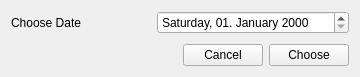
First picture: the form in forms/dateform.ui, repository LukyLuke/PiTres, before the edit.
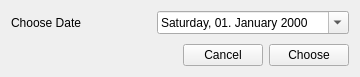
Second picture: the form after the edit. Icons and pictures are not drawn.

```diff
--- a/forms/dateform.ui
+++ b/forms/dateform.ui
@@ -44,6 +44,9 @@
        <property name="displayFormat">
         <string>dddd, dd. MMMM yyyy</string>
        </property>
+       <property name="calendarPopup">
+        <bool>true</bool>
+       </property>
       </widget>
      </item>
     </layout>
```
